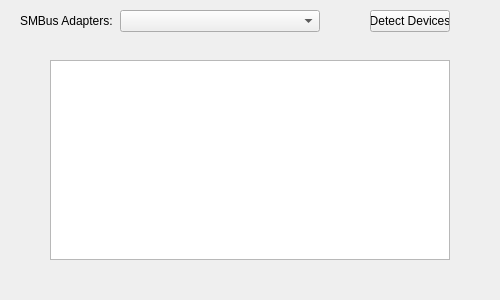
Before: the Qt Designer form qt/OpenRGBSystemInfoPage.ui in CalcProgrammer1/OpenRGB, drawn with Qt 5.
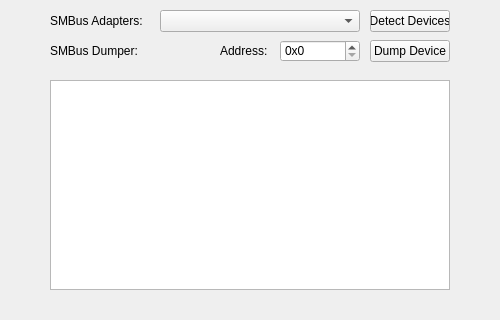
After: the same form once the commit is applied.

Commit message: Add SMBus/I2C dumping tool to System Information page

```diff
--- a/qt/OpenRGBSystemInfoPage.ui
+++ b/qt/OpenRGBSystemInfoPage.ui
@@ -7,7 +7,7 @@
     <x>0</x>
     <y>0</y>
     <width>500</width>
-    <height>300</height>
+    <height>320</height>
    </rect>
   </property>
   <property name="windowTitle">
@@ -16,7 +16,7 @@
   <widget class="QLabel" name="SMBusAdaptersLabel">
    <property name="geometry">
     <rect>
-     <x>20</x>
+     <x>50</x>
      <y>10</y>
      <width>100</width>
      <height>22</height>
@@ -29,7 +29,7 @@
   <widget class="QComboBox" name="SMBusAdaptersBox">
    <property name="geometry">
     <rect>
-     <x>120</x>
+     <x>160</x>
      <y>10</y>
      <width>200</width>
      <height>22</height>
@@ -40,9 +40,9 @@
    <property name="geometry">
     <rect>
      <x>50</x>
-     <y>60</y>
+     <y>80</y>
      <width>400</width>
-     <height>200</height>
+     <height>210</height>
     </rect>
    </property>
   </widget>
@@ -59,6 +59,67 @@
     <string>Detect Devices</string>
    </property>
   </widget>
+  <widget class="QPushButton" name="DumpButton">
+   <property name="geometry">
+    <rect>
+     <x>370</x>
+     <y>40</y>
+     <width>80</width>
+     <height>22</height>
+    </rect>
+   </property>
+   <property name="text">
+    <string>Dump Device</string>
+   </property>
+  </widget>
+  <widget class="QLabel" name="SMBusDumpLabel">
+   <property name="geometry">
+    <rect>
+     <x>50</x>
+     <y>40</y>
+     <width>100</width>
+     <height>22</height>
+    </rect>
+   </property>
+   <property name="text">
+    <string>SMBus Dumper:</string>
+   </property>
+  </widget>
+  <widget class="QLabel" name="DumpAddressLabel">
+   <property name="geometry">
+    <rect>
+     <x>220</x>
+     <y>40</y>
+     <width>51</width>
+     <height>22</height>
+    </rect>
+   </property>
+   <property name="text">
+    <string>Address:</string>
+   </property>
+  </widget>
+  <widget class="QSpinBox" name="DumpAddressBox">
+   <property name="geometry">
+    <rect>
+     <x>280</x>
+     <y>40</y>
+     <width>80</width>
+     <height>22</height>
+    </rect>
+   </property>
+   <property name="suffix">
+    <string/>
+   </property>
+   <property name="prefix">
+    <string>0x</string>
+   </property>
+   <property name="maximum">
+    <number>255</number>
+   </property>
+   <property name="displayIntegerBase">
+    <number>16</number>
+   </property>
+  </widget>
  </widget>
  <resources/>
  <connections/>
```
The commit also changes 4 other files.
